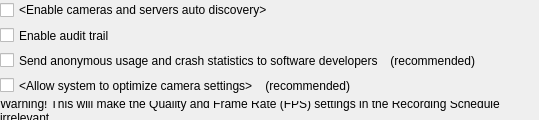
Old version of the form client/nx_client_desktop/src/ui/widgets/system_settings/system_settings_widget.ui in the repository networkoptix/nx_open.
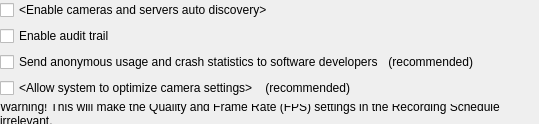
New version of the form. Custom widgets are drawn as their Qt base class.

What changed in the file:
```diff
--- a/client/nx_client_desktop/src/ui/widgets/system_settings/system_settings_widget.ui
+++ b/client/nx_client_desktop/src/ui/widgets/system_settings/system_settings_widget.ui
@@ -7,7 +7,7 @@
     <x>0</x>
     <y>0</y>
     <width>539</width>
-    <height>120</height>
+    <height>124</height>
    </rect>
   </property>
   <property name="windowTitle">
@@ -35,6 +35,9 @@
    </item>
    <item>
     <layout class="QHBoxLayout" name="horizontalLayout_3">
+     <property name="spacing">
+      <number>4</number>
+     </property>
      <item>
       <widget class="QCheckBox" name="auditTrailCheckBox">
        <property name="text">
@@ -69,6 +72,9 @@
    </item>
    <item>
     <layout class="QHBoxLayout" name="horizontalLayout">
+     <property name="spacing">
+      <number>4</number>
+     </property>
      <item>
       <widget class="QCheckBox" name="statisticsReportCheckBox">
        <property name="text">
```
